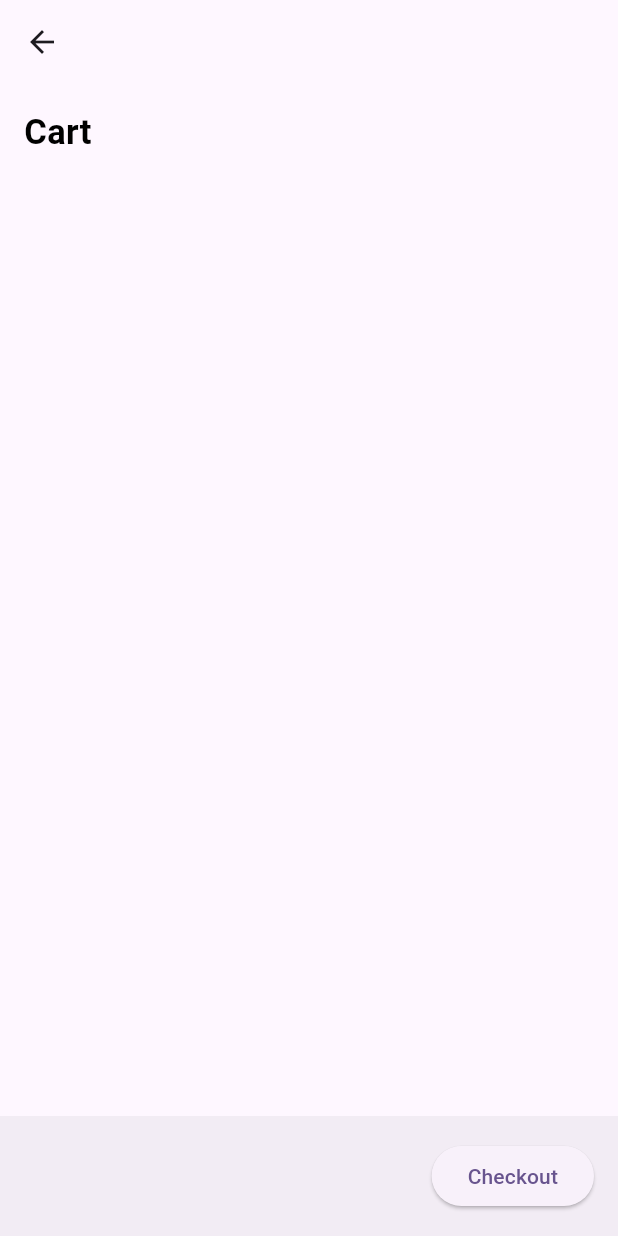
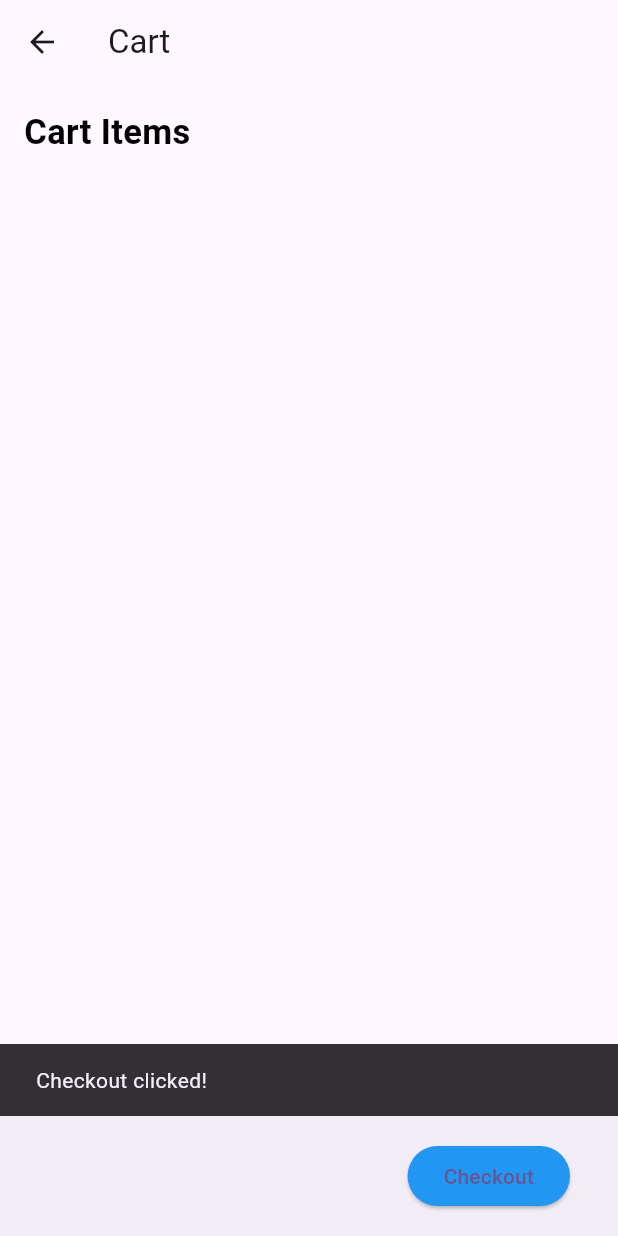
Before and after one commit to lazygirlleen/uts_2021110055, a Flutter app: the CartScreen screen opened directly, after a tap on "Checkout", on a phone screen of 412 x 824 dp. Run offline on Flutter 3.47's test engine with Material 3 defaults, Android fonts, the phone set to English and light mode, and no system bars; our stand-ins replace input_quantity.

Commit message:
Update Cart Screen, Adding Cart Provider, Editing Screens

```diff
--- /dev/null
+++ b/lib/models/cart.dart
@@ -0,0 +1,14 @@
+import 'package:uts_2021110055/models/product.dart';
+
+class CartModel {
+  final Product product;
+  int quantity;
+
+  CartModel({
+    required this.product,
+    required this.quantity,
+  });
+
+  int get totalPrice => (product.price * quantity).toInt();
+
+}
--- a/lib/models/product.dart
+++ b/lib/models/product.dart
@@ -1,6 +1,6 @@
 class Product {
   final String name;
-  final int  price;
+  final int price;
   final String description;
   final String imageUrl;
 
--- /dev/null
+++ b/lib/provider/cart_provider.dart
@@ -0,0 +1,57 @@
+import 'package:flutter/material.dart';
+import 'package:uts_2021110055/models/product.dart';
+import 'package:uts_2021110055/models/cart.dart';
+
+class CartProvider with ChangeNotifier {
+  final List<CartModel> _cartItems = [];
+
+  List<CartModel> get cartItems => _cartItems;
+
+  // Menambahkan produk ke dalam keranjang
+  void addProduct(Product product, int quantity) {
+    // Cek apakah produk sudah ada di keranjang
+    final index = _cartItems.indexWhere((item) => item.product.name == product.name);
+    if (index >= 0) {
+      // Jika produk sudah ada, tambahkan quantity-nya
+      _cartItems[index].quantity++;
+    } else {
+      // Jika produk belum ada, tambahkan produk sebagai item baru
+      _cartItems.add(CartModel(product: product, quantity: 1));
+    }
+    notifyListeners();
+  }
+
+  // Menghapus produk dari keranjang
+  void removeProduct(Product product) {
+    _cartItems.removeWhere((item) => item.product.name == product.name);
+    notifyListeners();
+  }
+
+  // Mengurangi quantity produk di dalam keranjang
+  void decreaseQuantity(Product product) {
+    final index = _cartItems.indexWhere((item) => item.product.name == product.name);
+    if (index >= 0 && _cartItems[index].quantity > 1) {
+      _cartItems[index].quantity--;
+    } else {
+      // Jika quantity hanya 1, hapus item dari keranjang
+      _cartItems.removeAt(index);
+    }
+    notifyListeners();
+  }
+
+  // Mendapatkan total harga dari semua item di keranjang
+  int get totalPrice {
+    return _cartItems.fold(0, (total, item) => total + item.totalPrice);
+  }
+
+  // Mendapatkan total jumlah item di keranjang
+  int get totalItems {
+    return _cartItems.fold(0, (total, item) => total + item.quantity);
+  }
+
+  // Membersihkan keranjang
+  void clearCart() {
+    _cartItems.clear();
+    notifyListeners();
+  }
+}
--- a/lib/screens/cart_screen.dart
+++ b/lib/screens/cart_screen.dart
@@ -1,26 +1,57 @@
 import 'package:flutter/material.dart';
+import 'package:provider/provider.dart';
+import 'package:uts_2021110055/provider/cart_provider.dart';
 
 class CartScreen extends StatelessWidget {
   const CartScreen({super.key});
 
   @override
   Widget build(BuildContext context) {
-
+    final cartProvider = Provider.of<CartProvider>(context);
+    final cartItems = cartProvider.cartItems;
 
     return Scaffold(
       appBar: AppBar(
-
+        title: const Text('Cart'),
       ),
-      body: const Padding(
-        padding:  EdgeInsets.all(16.0),
+      body: Padding(
+        padding: const EdgeInsets.all(16.0),
         child: Column(
           crossAxisAlignment: CrossAxisAlignment.start,
           children: [
-          Text(
-          'Cart',
+            const Text(
+              'Cart Items',
               style: TextStyle(
                 color: Colors.black,
                 fontSize: 23,
+                fontWeight: FontWeight.bold,
+              ),
+            ),
+            const SizedBox(height: 16.0),
+            Expanded(
+              child: ListView.builder(
+                itemCount: cartItems.length,
+                itemBuilder: (context, index) {
+                  final cartItem = cartItems[index];
+                  return ListTile(
+                    title: Text(cartItem.product.name),
+                    subtitle: Text('Quantity: ${cartItem.quantity}'), // Memperbaiki format jumlah
+                    trailing: Text('Total: Rp ${cartItem.totalPrice.toString()}'), // Mengubah format total price
+                    onTap: () {
+                      cartProvider.decreaseQuantity(cartItem.product);
+                    },
+                    onLongPress: () {
+                      cartProvider.removeProduct(cartItem.product);
+                    },
+                  );
+                },
+              ),
+            ),
+            const SizedBox(height: 16.0),
+            Text(
+              'Total Price: Rp ${cartProvider.totalPrice.toString()}', // Mengubah format total price
+              style: const TextStyle(
+                fontSize: 20,
                 fontWeight: FontWeight.bold,
               ),
             ),
@@ -29,22 +60,30 @@ class CartScreen extends StatelessWidget {
       ),
       bottomNavigationBar: BottomAppBar(
         child: SizedBox(
-          height: 30.0,
+          height: 50.0,
           child: Row(
             mainAxisAlignment: MainAxisAlignment.end,
             children: [
               ElevatedButton(
+                style: ElevatedButton.styleFrom(
+                  backgroundColor: Colors.blue,
+                ),
                 onPressed: () {
-               MaterialPageRoute(builder: (context) => const CartScreen()
+                  // Tindakan checkout di sini
+                  cartProvider.clearCart();
+                  ScaffoldMessenger.of(context).showSnackBar(
+                    const SnackBar(
+                      content: Text('Checkout clicked!'),
+                    ),
                   );
                 },
                 child: const Text('Checkout'),
-              )
+              ),
+              const SizedBox(width: 16),
             ],
           ),
         ),
       ),
     );
   }
-
 }
--- a/lib/screens/feedback_screen.dart
+++ b/lib/screens/feedback_screen.dart
@@ -14,7 +14,7 @@ class _FeedbackScreenState extends State<FeedbackScreen> {
   Widget build(BuildContext context) {
     return Scaffold(
       body: Container(
-        color: const Color.fromARGB(255, 224, 242, 228),
+        color: const Color.fromARGB(255, 204, 204, 204),
         padding: const EdgeInsets.all(16.0),
         child: Center(
           child: Column(
@@ -56,7 +56,7 @@ class _FeedbackScreenState extends State<FeedbackScreen> {
                   );
                 },
                 style: TextButton.styleFrom(
-                  backgroundColor: const Color.fromARGB(255, 98, 134, 100), // Warna tombol
+                  backgroundColor: const Color.fromARGB(255, 132, 132, 132), // Warna tombol
                   padding: const EdgeInsets.symmetric(
                     horizontal: 32.0,
                     vertical: 12.0,
--- a/pubspec.yaml
+++ b/pubspec.yaml
@@ -34,11 +34,13 @@ dependencies:
   cached_network_image: ^3.3.1
   provider: ^6.1.2
 
-
   # The following adds the Cupertino Icons font to your application.
   # Use with the CupertinoIcons class for iOS style icons.
   cupertino_icons: ^1.0.8
   input_quantity: ^2.4.1
+  app_bar_with_search_switch: ^1.8.6
+  flutter_cart: ^0.0.9
+
 
 dev_dependencies:
   flutter_test:
```
Also changed, not shown: lib/main.dart (+11 -1 lines), lib/screens/home_screen.dart (+33 -28 lines), lib/screens/product_screen.dart (+33 -15 lines), pubspec.lock, 1 other file. Lines whose indentation alone changed are shown as unchanged.
